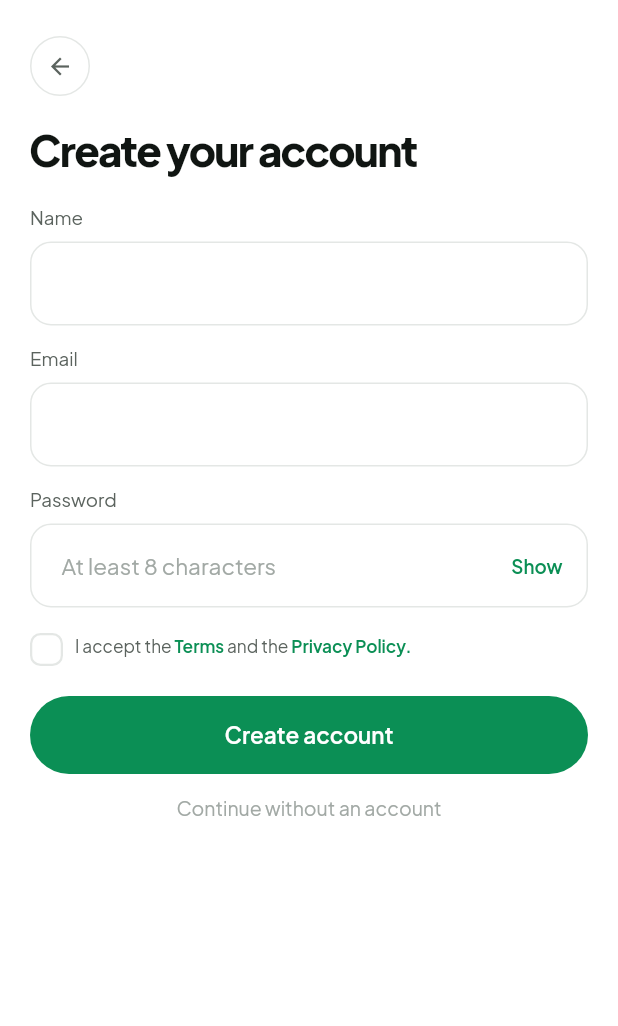
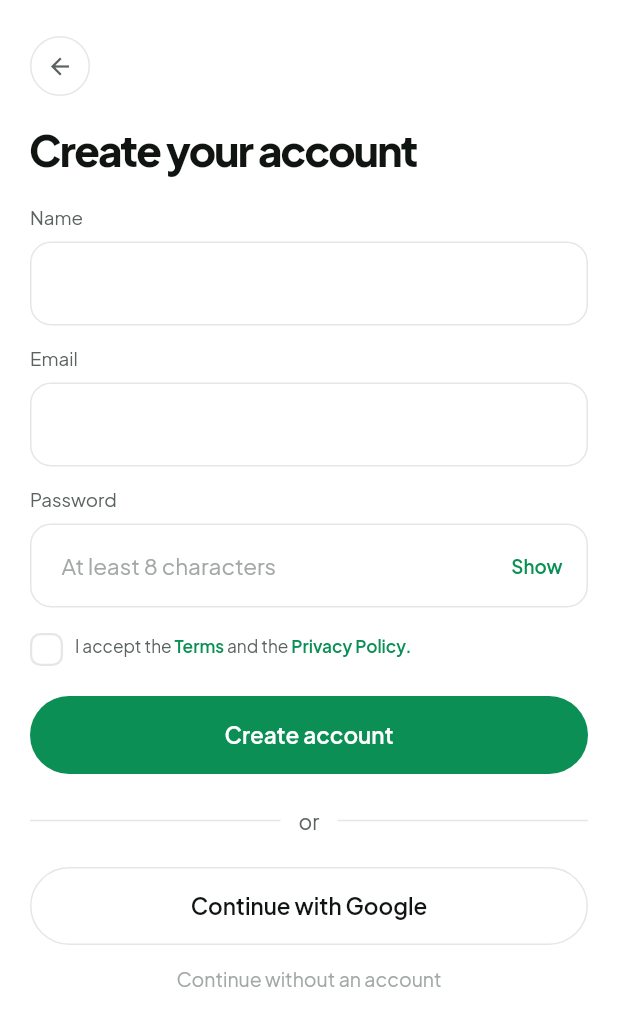
Before and after one commit to Valenciagu/nutrition_app, a Flutter app: the SignUpPage screen opened by its route, on a phone screen of 412 x 824 dp. Shown: the top 1026 px of the screen. Run offline on Flutter 3.47's test engine with Material 3 defaults, Android fonts, the phone set to English and light mode, and no system bars; our stand-ins replace cloud_firestore, cloud_functions, dio, firebase_analytics, firebase_auth, firebase_core and 11 more; missing offline and left inert: firebase_app_check; accounts and stored records are empty; generated files the repository leaves out were written again.

Commit message:
feat(auth): persist guest mode across restarts, add Google sign-in to SignUp
AUTH-106: guest-mode state was in-memory only, so closing and reopening the
app as a guest always bounced back to Welcome even though the Onboarding
draft already survived locally. main() now reads that draft once before
runApp and resolves the real resume route (/onboarding or /) via a new
guestResumeRouteProvider, consumed by the splash redirect.

Also adds the "Continuar con Google" button to SignUp (A4), confirmed with
the user as a deliberate deviation from the canvas (which only shows it on
Login/A3) now that Google sign-in is verified working end-to-end on a real
Android device.

```diff
--- a/lib/features/authentication/presentation/pages/sign_up_page.dart
+++ b/lib/features/authentication/presentation/pages/sign_up_page.dart
@@ -103,6 +103,10 @@ class _SignUpPageState extends ConsumerState<SignUpPage> {
           password: _passwordController.text,
           displayName: _nameController.text.trim(),
         );
+  }
+
+  Future<void> _signInWithGoogle() async {
+    await ref.read(authControllerProvider.notifier).signInWithGoogle();
   }
 
   @override
@@ -234,6 +238,34 @@ class _SignUpPageState extends ConsumerState<SignUpPage> {
                 isLoading: isLoading,
                 onPressed: _submit,
               ),
+              const SizedBox(height: AppSpacing.space20),
+              Row(
+                children: [
+                  Expanded(child: Divider(color: colors.border)),
+                  Padding(
+                    padding: const EdgeInsets.symmetric(horizontal: AppSpacing.space12),
+                    child: Text(l10n.authLoginOrDivider, style: AppTypography.bodyM.copyWith(color: colors.textSecondary)),
+                  ),
+                  Expanded(child: Divider(color: colors.border)),
+                ],
+              ),
+              const SizedBox(height: AppSpacing.space20),
+              // Desviación deliberada del canvas (A4 no muestra este botón,
+              // solo A3/Login lo tiene) — confirmada con el usuario
+              // 2026-10-05: `signInWithGoogle()` ya resuelve login vs.
+              // registro server-side (Firebase decide según si el correo ya
+              // tiene cuenta), así que tenerlo también aquí no agrega
+              // trabajo nuevo y evita que alguien recién salido del
+              // onboarding tenga que retroceder hasta Login para usarlo.
+              // Solo Google, mismo motivo que en Login: Apple sigue
+              // parqueado con la Épica 13 (cuenta de pago pendiente).
+              AppButton(
+                label: l10n.authLoginGoogleButton,
+                variant: AppButtonVariant.neutral,
+                fullWidth: true,
+                isLoading: isLoading,
+                onPressed: _signInWithGoogle,
+              ),
               const SizedBox(height: AppSpacing.space12),
               Center(
                 child: GestureDetector(
```
Also changed, not shown: lib/core/router/app_router.dart (+7 -1 lines), lib/features/authentication/presentation/providers/auth_providers.dart (+17 -3 lines), lib/main.dart (+17 -1 lines), 4 other files.
